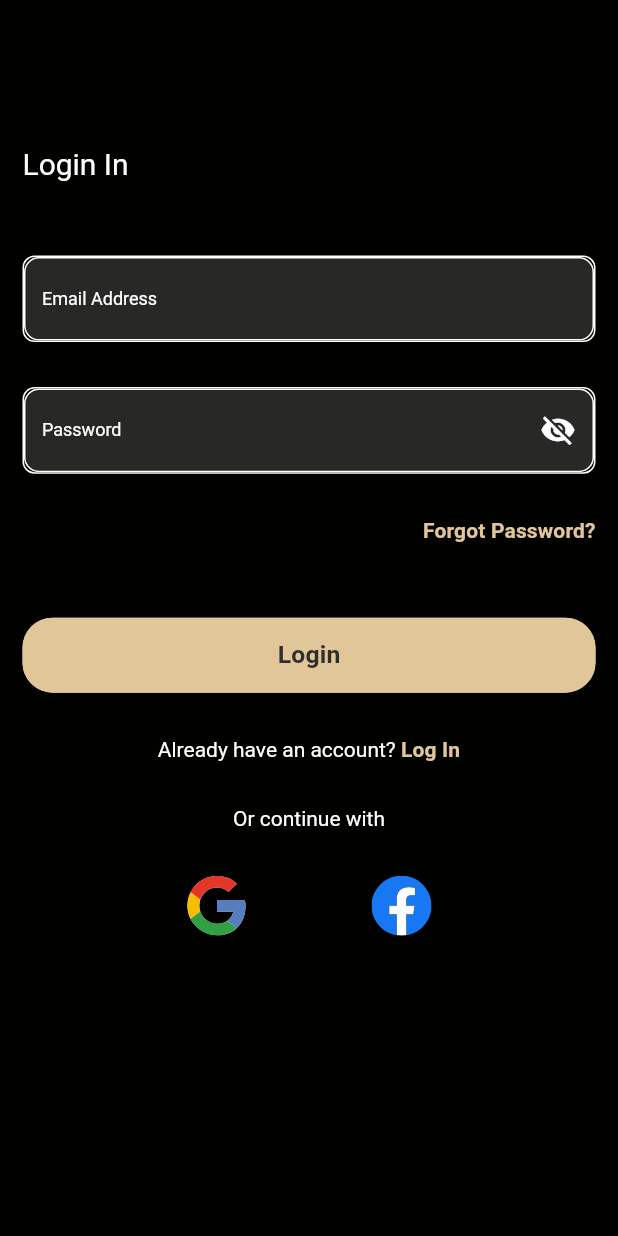
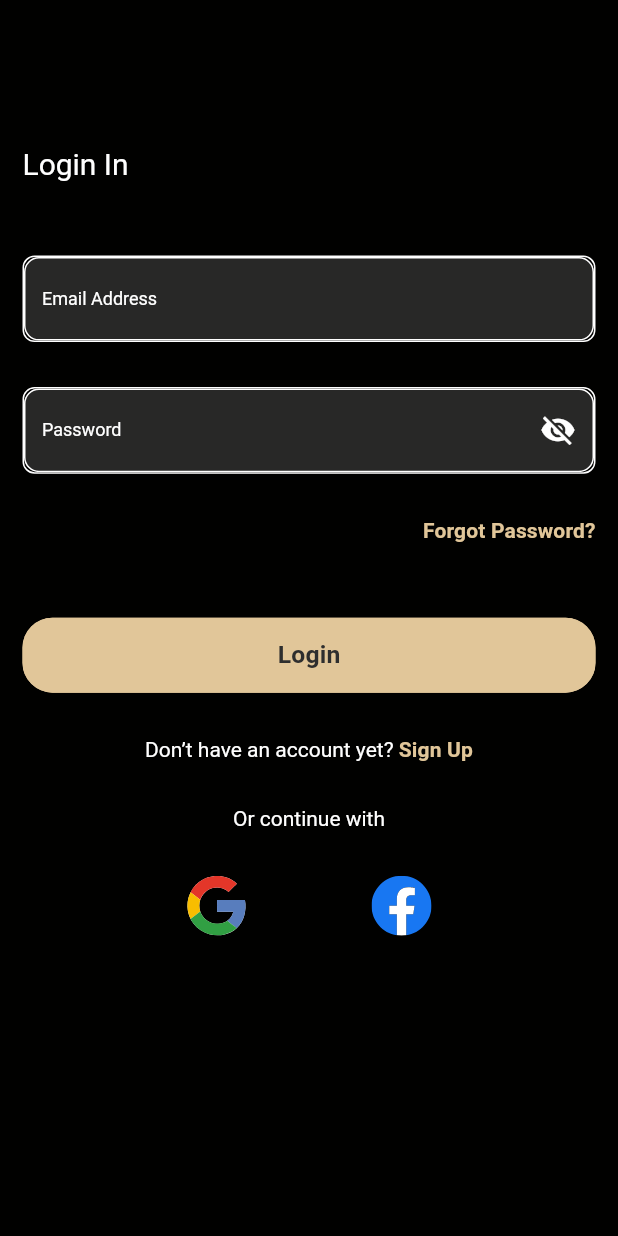
Before and after one commit to DigicomSolution/Peek-Entertainment-App-, a Flutter app: the SignupView screen opened by its route, after a tap on an icon or button, on a phone screen of 412 x 824 dp. Run offline on Flutter 3.47's test engine with Material 2 defaults, Android fonts, the phone set to English and light mode, and no system bars; our stand-ins replace flutter_svg, get_it, go_router, stacked; missing offline and left inert: flutter_pin_code_fields; Roboto replaces fonts that are missing (Quicksand).

```diff
--- a/lib/app/router.dart
+++ b/lib/app/router.dart
@@ -5,6 +5,7 @@ import 'package:peek/ui/views/signup/signup_view.dart';
 import 'package:peek/ui/views/splash_view/splash_view.dart';
 import 'package:peek/ui/views/startup_view/startup_view.dart';
 import 'package:peek/ui/views/terms_and_privacy/terms_and_privacy_view.dart';
+import 'package:peek/ui/views/verification/verification_view.dart';
 
 import '../helpers/constants/routes.dart';
 
@@ -39,5 +40,10 @@ GoRouter router() {
       path: AppRoutes.loginView,
       builder: (BuildContext context, GoRouterState state) => const LoginView(),
     ),
+    GoRoute(
+      name: AppRoutes.verificationView,
+      path: AppRoutes.verificationView,
+      builder: (BuildContext context, GoRouterState state) => const VerificationView(),
+    ),
   ]);
 }
--- a/lib/helpers/constants/assets.dart
+++ b/lib/helpers/constants/assets.dart
@@ -3,4 +3,5 @@ class AppAssets {
 
   static const googleSvg = 'assets/svg/google.svg';
   static const facebookSvg = 'assets/svg/facebook.svg';
+  static const verificationSvg = 'assets/svg/verification.svg';
 }
--- a/lib/helpers/constants/colors.dart
+++ b/lib/helpers/constants/colors.dart
@@ -6,6 +6,7 @@ class AppColors {
   static const Color green = Color(0xFF4CD964);
   static const white = Color(0xFFFFFFFF);
   static const buttonColor = Color(0xFFE1C699);
+  static const lightBerge = Color(0xFFF5F5DC);
   static const normalBlack = Color(0xFF2E2E2E);
   static const fillColor = Color(0xFF282827);
   static const deepBlack = Color(0xFF010100);
--- a/lib/helpers/constants/routes.dart
+++ b/lib/helpers/constants/routes.dart
@@ -4,4 +4,5 @@ class AppRoutes {
   static const termsAndPrivacyView = '/terms-and-privacy_view';
   static const signupView = '/signup-view';
   static const loginView = '/login-view';
+  static const verificationView = '/verification-view';
 }
--- a/lib/ui/views/login/login_view.dart
+++ b/lib/ui/views/login/login_view.dart
@@ -72,18 +72,21 @@ class LoginView extends StatelessWidget {
                       ),
                       Align(
                         alignment: Alignment.center,
+                        child: InkWell(
+                          onTap: model.goToSignUpView,
                           child: RichText(
                               text: TextSpan(
-                                text: 'Already have an account? ',
+                                  text: 'Don’t have an account yet? ',
                                   style: context.textTheme.labelLarge
                                       ?.copyWith(color: AppColors.white),
                                   children: [
                                 TextSpan(
-                                text: 'Log In',
+                                  text: 'Sign Up',
                                   style: context.textTheme.titleSmall
                                       ?.copyWith(color: AppColors.buttonColor),
                                 ),
                               ])),
+                        ),
                       ),
                       const SizedBox(
                         height: 30,
--- a/lib/ui/views/signup/signup_view.dart
+++ b/lib/ui/views/signup/signup_view.dart
@@ -67,7 +67,8 @@ class SignupView extends StatelessWidget {
                       const SizedBox(
                         height: 50,
                       ),
-                      CustomButton(text: "Sign Up", onTap: () {}),
+                      CustomButton(
+                          text: "Sign Up", onTap: model.goToVerification),
                       const SizedBox(
                         height: 30,
                       ),
@@ -92,9 +93,13 @@ class SignupView extends StatelessWidget {
                       const SizedBox(
                         height: 30,
                       ),
-                      const Align(
+                      Align(
                           alignment: Alignment.center,
-                          child: Text("Or continue with")),
+                          child: Text(
+                            "Or continue with",
+                            style: context.textTheme.labelLarge
+                                ?.copyWith(color: AppColors.textGrey),
+                          )),
                       const SizedBox(
                         height: 30,
                       ),
--- a/lib/ui/views/signup/signup_viewmodel.dart
+++ b/lib/ui/views/signup/signup_viewmodel.dart
@@ -19,4 +19,8 @@ class SignupViewModel extends BaseViewModel {
   void goToLogin() {
     locator<GoRouter>().push(AppRoutes.loginView);
   }
+
+  void goToVerification() {
+    locator<GoRouter>().push(AppRoutes.verificationView);
+  }
 }
--- /dev/null
+++ b/lib/ui/views/verification/verification_viewmodel.dart
@@ -0,0 +1,5 @@
+import 'package:stacked/stacked.dart';
+
+class VerificationViewModel extends BaseViewModel{
+
+}
--- a/pubspec.yaml
+++ b/pubspec.yaml
@@ -41,6 +41,7 @@ dependencies:
   stacked: ^3.4.1+1
   one_context: ^2.1.0
   flutter_svg: ^2.0.5
+  flutter_pin_code_fields: ^2.2.0
 
 dev_dependencies:
   flutter_test:
```
Also changed, not shown: lib/ui/views/login/login_viewmodel.dart (+7 -0 lines), lib/ui/views/verification/verification_view.dart (added, +98 -0 lines), assets/svg/verification.svg (added), pubspec.lock. Lines whose indentation alone changed are shown as unchanged.
